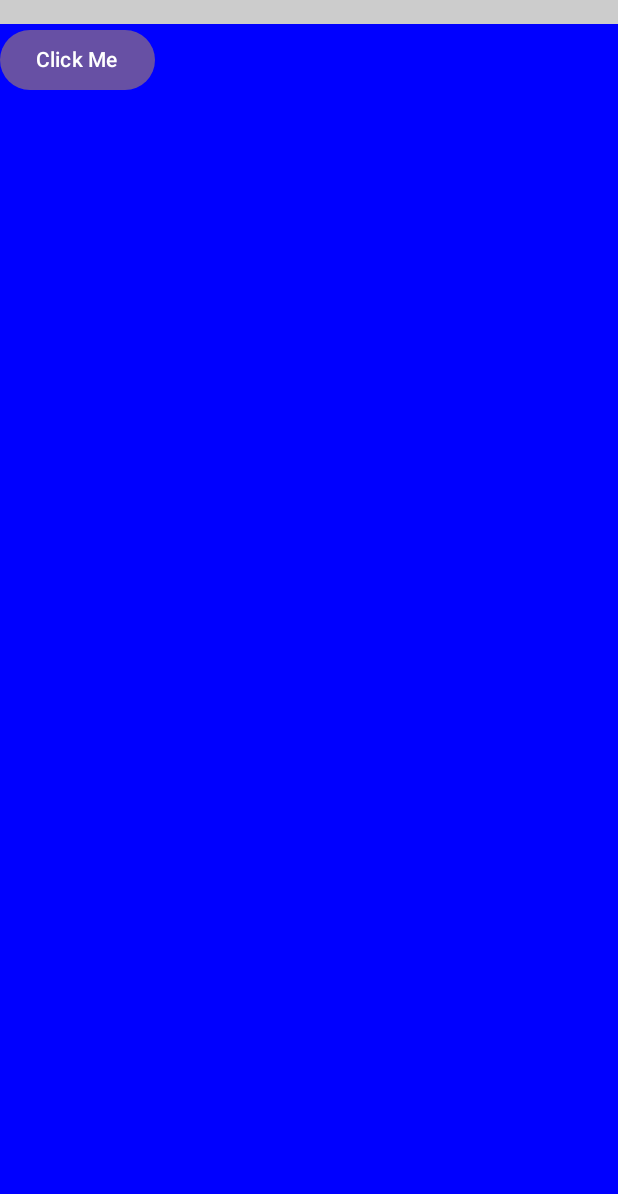
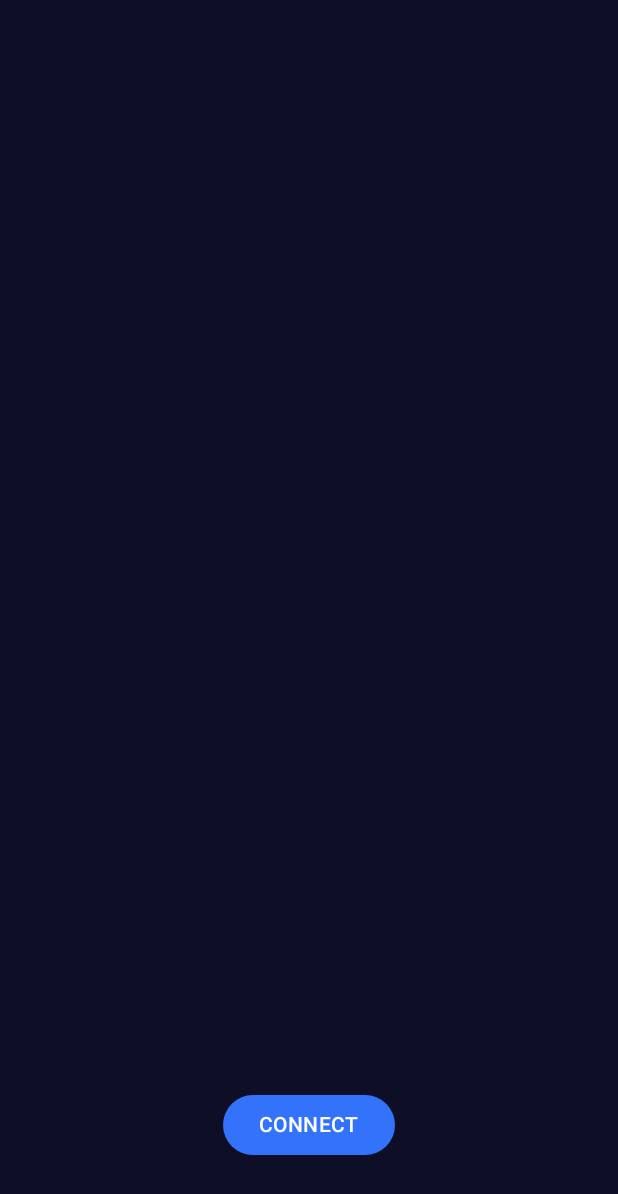
Before and after one commit to hugo3125soko312/Leauge-Prepicker, an Android app built with Jetpack Compose: the screen it shows after launch (MainActivity), on a phone screen of 412 x 824 dp. Shown: the top 1194 px of the screen. Run offline under Robolectric (Android 15) with nearby library versions, the phone set to English and light mode, and no system bars.

Commit message:
+color layouts, button CONNECT
+color layouts, button CONNECT

```diff
--- a/app/src/main/java/com/example/leaugeprepick/MainActivity.kt
+++ b/app/src/main/java/com/example/leaugeprepick/MainActivity.kt
@@ -1,6 +1,7 @@
 package com.example.leaugeprepick
 
 
+import android.R.attr.onClick
 import com.example.leaugeprepick.ui.theme.*
 
 import android.os.Bundle
@@ -15,7 +16,9 @@ import androidx.compose.foundation.layout.fillMaxHeight
 import androidx.compose.foundation.layout.fillMaxSize
 import androidx.compose.foundation.layout.fillMaxWidth
 import androidx.compose.foundation.layout.padding
+import androidx.compose.foundation.layout.wrapContentSize
 import androidx.compose.material3.Button
+import androidx.compose.material3.ButtonColors
 import androidx.compose.material3.ButtonDefaults
 import androidx.compose.material3.Surface
 import androidx.compose.material3.Text
@@ -38,16 +41,18 @@ class MainActivity : ComponentActivity() {
 }
 
 @Composable
-fun connectButton(alignment: Alignment = Alignment.TopCenter, ){ //wierd ahh type alignment
+fun buttonCONNECT(){
     Box(
         modifier = Modifier
             .fillMaxWidth().fillMaxHeight() // fill the entire screen
-            .padding(top = 16.dp) // padding
-            .background(color = Color.Blue)
-       // contentAlignment = alignment // default TopCenter
+            .padding(bottom = 50.dp), // additional size for bottom
+        contentAlignment = Alignment.BottomCenter
     ) {
-        Button(onClick = { /* CODE */ }, elevation = ButtonDefaults.buttonElevation(pressedElevation = 16.dp)) { // elevation = shadow drop
-            Text("Click Me")
+        Button(modifier = Modifier.wrapContentSize(align = Alignment.TopCenter),
+            onClick = { /* CODE */ },
+            elevation = ButtonDefaults.buttonElevation(pressedElevation = 16.dp),  // elevation = shadow drop
+            colors = defaultButtonLayoutCONNECT()) {
+            Text("CONNECT")
         }
     }
 }
@@ -56,11 +61,10 @@ fun connectButton(alignment: Alignment = Alignment.TopCenter, ){ //wierd ahh typ
 fun appBackground() {
     Box(modifier = Modifier
         .fillMaxSize()
-        .background(color = Color.LightGray)) {main2()}
+        .background(color = backgroundBlue)) {main2()}
 }
 @Composable
 fun main2() {
     /*  CODE  */
-
-    connectButton()
+    buttonCONNECT()
 }
--- a/app/src/main/java/com/example/leaugeprepick/ui/theme/Color.kt
+++ b/app/src/main/java/com/example/leaugeprepick/ui/theme/Color.kt
@@ -1,11 +1,13 @@
 package com.example.leaugeprepick.ui.theme
 
+import androidx.compose.material3.ButtonDefaults
+import androidx.compose.runtime.Composable
 import androidx.compose.ui.graphics.Color
 
 // BLUE
-val backgroundBlue = Color(14,14,38)
-val darkBlue = Color(25,24,54)
-val blue = Color(51,115,251)
+val backgroundBlue = Color(14,14,38) //background
+val darkBlue = Color(25,24,54) // boxes etc..
+val blue = Color(51,115,251) // buttons
 // WHITE
 val darkWhite = Color(204,221,254)
 val white = Color(254,254,255)
@@ -16,3 +18,37 @@ val ratingA = Color(114,147,220) // A
 val ratingB = Color(221,244,255) // B
 val ratingC = Color(240,178,184) // C
 val ratingD = Color(177,54,74) // D
+
+// button color layouts
+//CONNECT
+@Composable
+fun defaultButtonLayoutCONNECT() = ButtonDefaults.buttonColors(
+    containerColor = blue,
+    contentColor = white,
+//    disabledContentColor = ,
+//    disabledContainerColor =
+)
+//PICK
+@Composable
+fun defaultButtonLayoutPICK() = ButtonDefaults.buttonColors(
+    containerColor = blue,
+    contentColor = white,
+//    disabledContentColor = ,
+//    disabledContainerColor =
+)
+//LOCK IN
+@Composable
+fun defaultButtonLayoutLOCKIN() = ButtonDefaults.buttonColors(
+    containerColor = blue,
+    contentColor = white,
+//    disabledContentColor = ,
+//    disabledContainerColor =
+)
+//BA
+@Composable
+fun defaultButtonLayoutBAN() = ButtonDefaults.buttonColors(
+    containerColor = blue,
+    contentColor = white,
+//    disabledContentColor = ,
+//    disabledContainerColor =
+)
```
